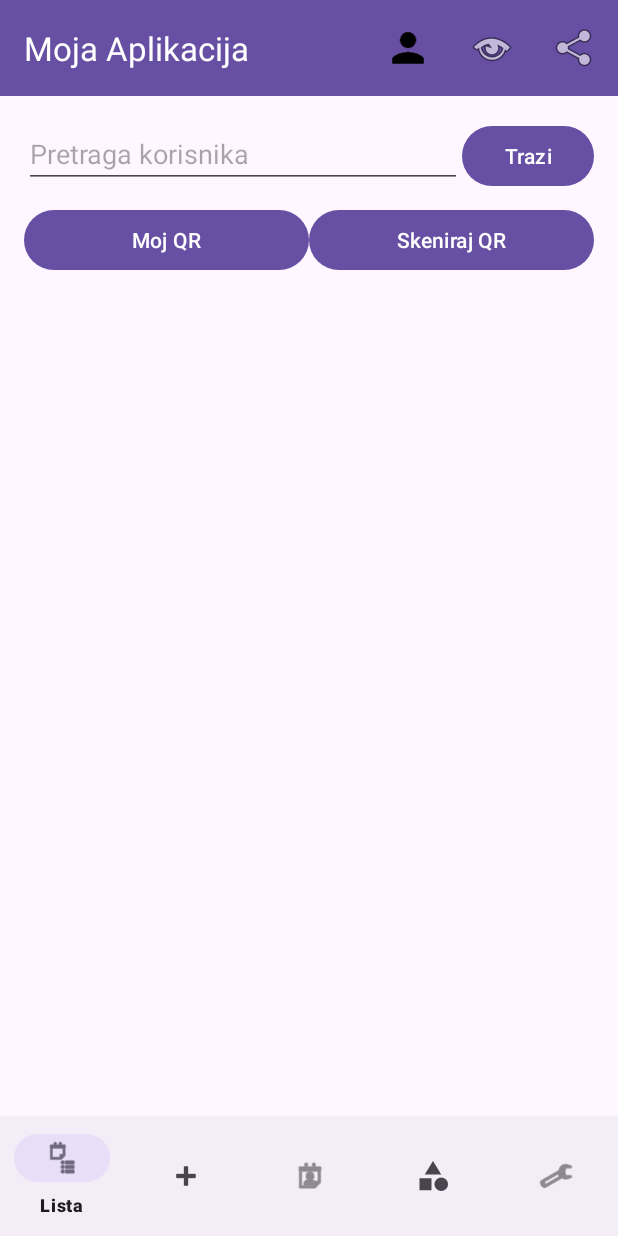
After one commit to milosmat/e2-ma-tim40-2025, an Android app: the fragment FriendsFragment placed in its activity, on a phone screen of 412 x 824 dp. The commit adds this screen. Run offline under Robolectric (Android 15) with nearby library versions, the phone set to English and light mode, and no system bars; our stand-ins replace Firebase (no records; nobody signed in at launch, a user with empty details on screens opened directly).

Commit message:
zahtevi i lista prijatelja i usera, qr code

```diff
--- a/app/build.gradle
+++ b/app/build.gradle
@@ -44,5 +44,8 @@ dependencies {
     androidTestImplementation libs.espresso.core
     implementation(platform(libs.firebase.bom))
     implementation(libs.firebase.auth)
+    implementation(libs.zxing.embedded)
+    implementation(libs.zxing.core)
+    implementation(libs.recyclerview)
 
 }
--- a/app/src/main/AndroidManifest.xml
+++ b/app/src/main/AndroidManifest.xml
@@ -1,6 +1,8 @@
 <?xml version="1.0" encoding="utf-8"?>
 <manifest xmlns:android="http://schemas.android.com/apk/res/android"
     xmlns:tools="http://schemas.android.com/tools">
+
+    <uses-permission android:name="android.permission.CAMERA" />
 
     <application
         android:allowBackup="true"
--- /dev/null
+++ b/app/src/main/java/com/example/mobilneaplikacije/ui/friends/FriendsFragment.java
@@ -0,0 +1,168 @@
+package com.example.mobilneaplikacije.ui.friends;
+
+import android.Manifest;
+import android.content.pm.PackageManager;
+import android.os.Bundle;
+import android.text.TextUtils;
+import android.view.LayoutInflater;
+import android.view.View;
+import android.view.ViewGroup;
+import android.widget.*;
+
+import androidx.activity.result.ActivityResultLauncher;
+import androidx.activity.result.contract.ActivityResultContracts;
+import androidx.annotation.NonNull;
+import androidx.annotation.Nullable;
+import androidx.core.content.ContextCompat;
+import androidx.fragment.app.Fragment;
+
+import com.example.mobilneaplikacije.R;
+import com.example.mobilneaplikacije.data.model.UserPublic;
+import com.example.mobilneaplikacije.data.repository.FriendsRepository;
+
+import java.util.ArrayList;
+import java.util.List;
+
+public class FriendsFragment extends Fragment {
+    private FriendsRepository repo;
+    private EditText etSearch;
+    private androidx.recyclerview.widget.RecyclerView rv;
+    private FriendsAdapter adapter;
+    private final List<UserPublic> friends = new ArrayList<>();
+    private final List<UserPublic> results = new ArrayList<>();
+    private final List<UserPublic> incoming = new ArrayList<>();
+
+    private final ActivityResultLauncher<String> requestCameraPermission = registerForActivityResult(
+            new ActivityResultContracts.RequestPermission(),
+            isGranted -> {
+                if (isGranted) startScanQr();
+                else Toast.makeText(getContext(), "Kamera potrebna za skeniranje.", Toast.LENGTH_SHORT).show();
+            }
+    );
+
+    @Nullable
+    @Override
+    public View onCreateView(@NonNull LayoutInflater inflater, @Nullable ViewGroup container, @Nullable Bundle savedInstanceState) {
+        View v = inflater.inflate(R.layout.fragment_friends, container, false);
+        repo = new FriendsRepository();
+
+        etSearch = v.findViewById(R.id.etSearch);
+        rv = v.findViewById(R.id.rvFriends);
+        rv.setLayoutManager(new androidx.recyclerview.widget.LinearLayoutManager(requireContext()));
+        adapter = new FriendsAdapter(new FriendsAdapter.ActionHandler() {
+            @Override public void onAccept(UserPublic u) { onIncomingAction(u); }
+            @Override public void onAdd(UserPublic u) { onSearchAction(u); }
+        });
+        rv.setAdapter(adapter);
+
+        v.findViewById(R.id.btnSearch).setOnClickListener(view -> doSearch());
+        v.findViewById(R.id.btnShowMyQr).setOnClickListener(view -> showMyQr());
+        v.findViewById(R.id.btnScanQr).setOnClickListener(view -> checkCameraThenScan());
+
+        return v;
+    }
+
+    @Override public void onResume() { super.onResume(); loadFriends(); loadIncoming(); }
+
+    private void loadFriends() {
+        repo.listFriends(new FriendsRepository.Callback<List<UserPublic>>() {
+            @Override public void onSuccess(List<UserPublic> data) {
+                friends.clear(); friends.addAll(data);
+                refreshAdapter();
+            }
+            @Override public void onError(Exception e) {
+                Toast.makeText(getContext(), "Greska: " + e.getMessage(), Toast.LENGTH_SHORT).show();
+            }
+        });
+    }
+
+    private void doSearch() {
+        String query = etSearch.getText().toString().trim();
+        if (TextUtils.isEmpty(query)) {
+            results.clear();
+            refreshAdapter();
+            return;
+        }
+        repo.searchUsersByUsername(query, new FriendsRepository.Callback<List<UserPublic>>() {
+            @Override public void onSuccess(List<UserPublic> data) {
+                results.clear();
+                results.addAll(data);
+                refreshAdapter();
+            }
+            @Override public void onError(Exception e) {
+                Toast.makeText(getContext(), "Greska: " + e.getMessage(), Toast.LENGTH_SHORT).show();
+            }
+        });
+    }
+
+    private void loadIncoming() {
+        repo.listIncomingRequests(new FriendsRepository.Callback<List<UserPublic>>() {
+            @Override public void onSuccess(List<UserPublic> data) {
+                incoming.clear();
+                incoming.addAll(data);
+                refreshAdapter();
+            }
+            @Override public void onError(Exception e) {  }
+        });
+    }
+
+    private void onSearchAction(UserPublic u) {
+        if ("incoming".equals(u.status)) {
+            repo.acceptRequest(u.uid, new FriendsRepository.Callback<Void>() {
+                @Override public void onSuccess(Void v) {
+                    Toast.makeText(getContext(), "Zahtev prihvacen", Toast.LENGTH_SHORT).show();
+                    doSearch(); loadFriends();
+                }
+                @Override public void onError(Exception e) { Toast.makeText(getContext(), e.getMessage(), Toast.LENGTH_SHORT).show(); }
+            });
+        } else if ("friend".equals(u.status)) {
+        } else {
+            repo.sendFriendRequest(u.uid, new FriendsRepository.Callback<Void>() {
+                @Override public void onSuccess(Void v) {
+                    Toast.makeText(getContext(), "Zahtev poslat", Toast.LENGTH_SHORT).show();
+                    doSearch();
+                }
+                @Override public void onError(Exception e) { Toast.makeText(getContext(), e.getMessage(), Toast.LENGTH_SHORT).show(); }
+            });
+        }
+    }
+
+    private void onIncomingAction(UserPublic u) {
+        repo.acceptRequest(u.uid, new FriendsRepository.Callback<Void>() {
+            @Override public void onSuccess(Void v) {
+                Toast.makeText(getContext(), "Zahtev prihvacen", Toast.LENGTH_SHORT).show();
+                loadIncoming();
+                loadFriends();
+            }
+            @Override public void onError(Exception e) { Toast.makeText(getContext(), e.getMessage(), Toast.LENGTH_SHORT).show(); }
+        });
+    }
+
+    private void refreshAdapter() {
+        adapter.setData(incoming, friends, results);
+    }
+
+    private void showMyQr() {
+        requireActivity().getSupportFragmentManager()
+                .beginTransaction()
+                .replace(R.id.fragment_container, new MyQrFragment())
+                .addToBackStack(null)
+                .commit();
+    }
+
+    private void checkCameraThenScan() {
+        if (ContextCompat.checkSelfPermission(requireContext(), Manifest.permission.CAMERA) == PackageManager.PERMISSION_GRANTED) {
+            startScanQr();
+        } else {
+            requestCameraPermission.launch(Manifest.permission.CAMERA);
+        }
+    }
+
+    private void startScanQr() {
+        requireActivity().getSupportFragmentManager()
+                .beginTransaction()
+                .replace(R.id.fragment_container, new ScanQrFragment())
+                .addToBackStack(null)
+                .commit();
+    }
+}
--- /dev/null
+++ b/app/src/main/res/layout/fragment_friends.xml
@@ -0,0 +1,54 @@
+<LinearLayout xmlns:android="http://schemas.android.com/apk/res/android"
+    android:layout_width="match_parent"
+    android:layout_height="match_parent"
+    android:orientation="vertical"
+    android:padding="16dp">
+
+    <LinearLayout
+        android:layout_width="match_parent"
+        android:layout_height="wrap_content"
+        android:orientation="horizontal">
+
+        <EditText
+            android:id="@+id/etSearch"
+            android:layout_width="0dp"
+            android:layout_height="wrap_content"
+            android:layout_weight="1"
+            android:hint="Pretraga korisnika" />
+
+        <Button
+            android:id="@+id/btnSearch"
+            android:layout_width="wrap_content"
+            android:layout_height="wrap_content"
+            android:text="Trazi" />
+    </LinearLayout>
+
+    <LinearLayout
+        android:layout_width="match_parent"
+        android:layout_height="wrap_content"
+        android:orientation="horizontal"
+        android:layout_marginTop="8dp">
+
+        <Button
+            android:id="@+id/btnShowMyQr"
+            android:layout_width="0dp"
+            android:layout_height="wrap_content"
+            android:layout_weight="1"
+            android:text="Moj QR" />
+
+        <Button
+            android:id="@+id/btnScanQr"
+            android:layout_width="0dp"
+            android:layout_height="wrap_content"
+            android:layout_weight="1"
+            android:text="Skeniraj QR" />
+    </LinearLayout>
+
+    <androidx.recyclerview.widget.RecyclerView
+        android:id="@+id/rvFriends"
+        android:layout_width="match_parent"
+        android:layout_height="0dp"
+        android:layout_weight="1"/>
+
+
+</LinearLayout>
--- a/app/src/main/res/menu/top_nav_bar.xml
+++ b/app/src/main/res/menu/top_nav_bar.xml
@@ -10,4 +10,9 @@
         android:icon="@android:drawable/ic_menu_view"
         android:title="Oprema"
         app:showAsAction="ifRoom" />
+    <item
+        android:id="@+id/action_friends"
+        android:icon="@android:drawable/ic_menu_share"
+        android:title="Prijatelji"
+        app:showAsAction="ifRoom" />
 </menu>
--- /dev/null
+++ b/app/src/main/res/values/strings_friends.xml
@@ -0,0 +1,5 @@
+<resources>
+    <string name="add_friend">Dodaj</string>
+    <string name="accept">Prihvati</string>
+    <string name="request_sent">Poslato</string>
+</resources>
--- a/gradle/libs.versions.toml
+++ b/gradle/libs.versions.toml
@@ -14,6 +14,9 @@ googleGmsGoogleServices = "4.4.3"
 firebaseFirestore = "26.0.1"
 firebase-bom = "33.2.0"
 firebaseAuth = "24.0.1"
+zxingEmbedded = "4.3.0"
+zxingCore = "3.5.1"
+recyclerview = "1.3.2"
 
 [libraries]
 gson = { module = "com.google.code.gson:gson", version.ref = "gson" }
@@ -30,6 +33,9 @@ firebase-firestore = { group = "com.google.firebase", name = "firebase-firestore
 firebase-auth = { group = "com.google.firebase", name = "firebase-auth" }
 firebase-bom = { module = "com.google.firebase:firebase-bom", version.ref = "firebase-bom" }
 google-firebase-auth = { group = "com.google.firebase", name = "firebase-auth", version.ref = "firebaseAuth" }
+zxing-embedded = { module = "com.journeyapps:zxing-android-embedded", version.ref = "zxingEmbedded" }
+zxing-core = { module = "com.google.zxing:core", version.ref = "zxingCore" }
+recyclerview = { group = "androidx.recyclerview", name = "recyclerview", version.ref = "recyclerview" }
 
 [plugins]
 android-application = { id = "com.android.application", version.ref = "agp" }
```
Also changed, not shown: app/src/main/java/com/example/mobilneaplikacije/MainActivity.java (+7 -0 lines), app/src/main/java/com/example/mobilneaplikacije/data/model/UserPublic.java (added, +21 -0 lines), app/src/main/java/com/example/mobilneaplikacije/data/repository/FriendsRepository.java (added, +160 -0 lines), app/src/main/java/com/example/mobilneaplikacije/ui/friends/FriendsAdapter.java (added, +127 -0 lines), app/src/main/java/com/example/mobilneaplikacije/ui/friends/MyQrFragment.java (added, +54 -0 lines), app/src/main/java/com/example/mobilneaplikacije/ui/friends/ScanQrFragment.java (added, +56 -0 lines), app/src/main/res/layout/fragment_my_qr.xml (added, +12 -0 lines), app/src/main/res/layout/fragment_scan_qr.xml (added, +10 -0 lines), app/src/main/res/layout/row_user.xml (added, +49 -0 lines).
